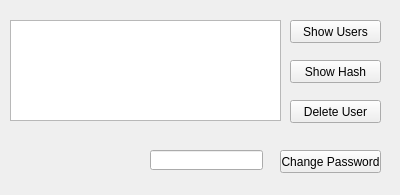
First picture: the form in mex_userpanel.ui, repository tradebrse/MEX_Trading_1.0, before the edit.
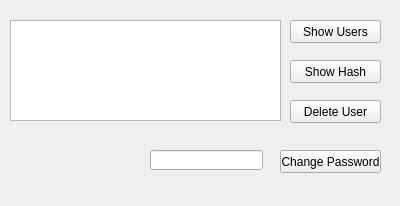
Second picture: the form after the edit.

Diff of the .ui file:
```diff
--- a/mex_userpanel.ui
+++ b/mex_userpanel.ui
@@ -7,7 +7,7 @@
     <x>0</x>
     <y>0</y>
     <width>400</width>
-    <height>195</height>
+    <height>206</height>
    </rect>
   </property>
   <property name="windowTitle">
@@ -100,6 +100,19 @@
     </rect>
    </property>
   </widget>
+  <widget class="QLabel" name="lblOutput">
+   <property name="geometry">
+    <rect>
+     <x>40</x>
+     <y>180</y>
+     <width>311</width>
+     <height>16</height>
+    </rect>
+   </property>
+   <property name="text">
+    <string/>
+   </property>
+  </widget>
  </widget>
  <resources/>
  <connections/>
```
Left out of the diff: 2 changed lines with no effect on the pictures.
